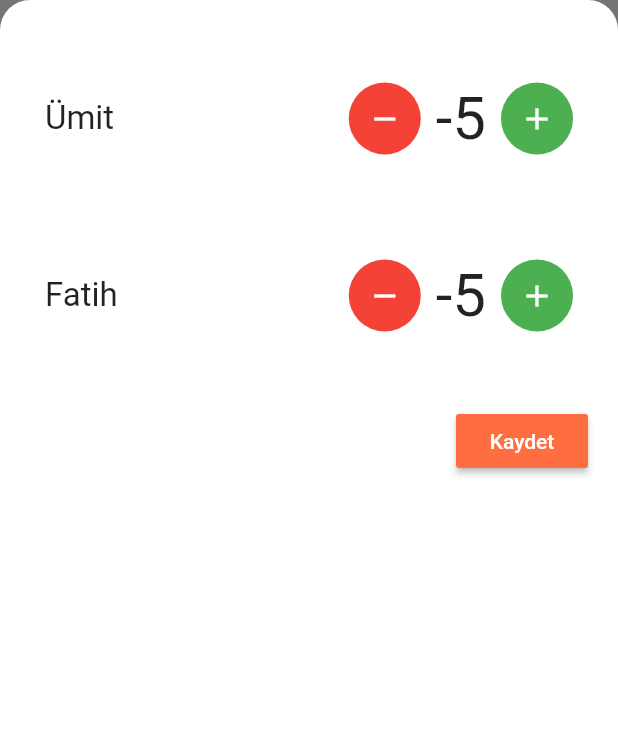
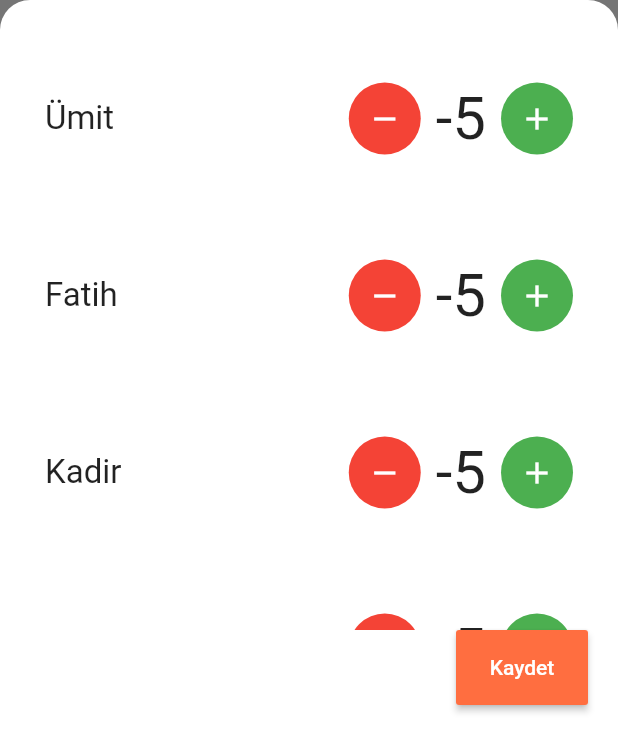
Before and after one commit to umtdemr/poker-calculate-flutter, a Flutter app: the AddGameScreen widget shown alone on an empty page, opened directly, on a phone screen of 412 x 824 dp. Shown: the top 752 px of the screen. Run offline on Flutter 3.47's test engine with Material 2 defaults, Android fonts, the phone set to English and light mode, and no system bars.

```diff
--- a/lib/screens/add_game_screen.dart
+++ b/lib/screens/add_game_screen.dart
@@ -16,7 +16,6 @@ class AddGameScreen extends StatefulWidget {
 }
 
 class _AddGameScreenState extends State<AddGameScreen> {
-  int denemePoint = -5;
   List<User> playerPoints = [];
 
   @override
@@ -25,10 +24,6 @@ class _AddGameScreenState extends State<AddGameScreen> {
 
     for (User user in Provider.of<PlayerProivder>(context).players) {
       User willAddUser = User(name: user.name, price: -5);
-      print("Burada:" +
-          playerPoints.indexOf(willAddUser).toString() +
-          " " +
-          willAddUser.name);
       playerPoints.add(willAddUser);
     }
   }
@@ -50,13 +45,25 @@ class _AddGameScreenState extends State<AddGameScreen> {
           crossAxisAlignment: CrossAxisAlignment.end,
           children: [
             Container(
-              height: 250.0,
+              height: 400.0,
               child: ListView.builder(
                 itemCount: playerPoints.length,
                 itemBuilder: (context, index) {
-                  return Container(
-                    padding:
-                        EdgeInsets.symmetric(horizontal: 10.0, vertical: 25.0),
+                  return GestureDetector(
+                    onLongPress: () {
+                      int otherPlayerPoints = 0;
+                      for (User user in playerPoints) {
+                        if (user.name != playerPoints[index].name) {
+                          otherPlayerPoints += user.price;
+                        }
+                      }
+                      setState(() {
+                        playerPoints[index].price = otherPlayerPoints * -1;
+                      });
+                    },
+                    child: Container(
+                      padding: EdgeInsets.symmetric(
+                          horizontal: 10.0, vertical: 25.0),
                       margin: EdgeInsets.symmetric(vertical: 10.0),
                       decoration: BoxDecoration(
                         color: Colors.white,
@@ -92,7 +99,8 @@ class _AddGameScreenState extends State<AddGameScreen> {
                               SizedBox(width: 10.0),
                               Container(
                                 decoration: BoxDecoration(
-                                  color: Colors.green, shape: BoxShape.circle),
+                                    color: Colors.green,
+                                    shape: BoxShape.circle),
                                 child: IconButton(
                                   onPressed: () {
                                     setState(() {
@@ -107,11 +115,14 @@ class _AddGameScreenState extends State<AddGameScreen> {
                           ),
                         ],
                       ),
+                    ),
                   );
                 },
               ),
             ),
-            RaisedButton(
+            Container(
+              height: 50,
+              child: RaisedButton(
                 child: Text("Kaydet"),
                 color: Colors.deepOrangeAccent,
                 textColor: Colors.white,
@@ -134,6 +145,7 @@ class _AddGameScreenState extends State<AddGameScreen> {
                   Navigator.pop(context);
                 },
               ),
+            ),
           ],
         ),
       ),
```
Lines whose indentation alone changed are shown as unchanged.
